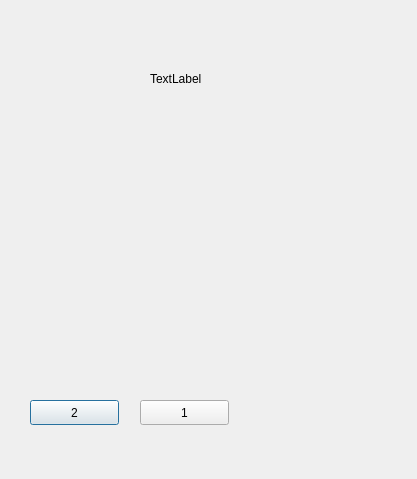
Jchafer/calculadora, file Calculadora.ui: the form before one commit.
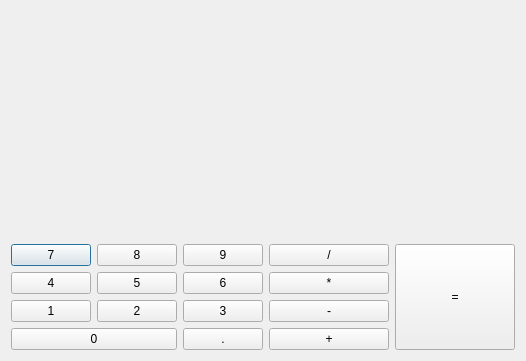
The form after the commit.

Commit message: "Calculadora finish"

What changed in the file:
```diff
--- a/Calculadora.ui
+++ b/Calculadora.ui
@@ -6,52 +6,189 @@
    <rect>
     <x>0</x>
     <y>0</y>
-    <width>417</width>
-    <height>479</height>
+    <width>526</width>
+    <height>361</height>
    </rect>
   </property>
   <property name="windowTitle">
    <string>Dialog</string>
   </property>
-  <widget class="QPushButton" name="boton2">
-   <property name="geometry">
-    <rect>
-     <x>30</x>
-     <y>400</y>
-     <width>89</width>
-     <height>25</height>
-    </rect>
-   </property>
-   <property name="text">
-    <string>2</string>
-   </property>
-  </widget>
-  <widget class="QPushButton" name="boton1">
-   <property name="geometry">
-    <rect>
-     <x>140</x>
-     <y>400</y>
-     <width>89</width>
-     <height>25</height>
-    </rect>
-   </property>
-   <property name="text">
-    <string>1</string>
-   </property>
-  </widget>
-  <widget class="QLabel" name="labelDisplay">
-   <property name="geometry">
-    <rect>
-     <x>150</x>
-     <y>70</y>
-     <width>67</width>
-     <height>17</height>
-    </rect>
-   </property>
-   <property name="text">
-    <string>TextLabel</string>
-   </property>
-  </widget>
+  <layout class="QVBoxLayout" name="verticalLayout_2">
+   <item>
+    <spacer name="verticalSpacer_2">
+     <property name="orientation">
+      <enum>Qt::Vertical</enum>
+     </property>
+     <property name="sizeHint" stdset="0">
+      <size>
+       <width>20</width>
+       <height>40</height>
+      </size>
+     </property>
+    </spacer>
+   </item>
+   <item>
+    <widget class="QLabel" name="labelDisplay">
+     <property name="font">
+      <font>
+       <family>Ubuntu Condensed</family>
+       <pointsize>60</pointsize>
+       <weight>75</weight>
+       <bold>true</bold>
+      </font>
+     </property>
+     <property name="text">
+      <string/>
+     </property>
+     <property name="alignment">
+      <set>Qt::AlignRight|Qt::AlignTrailing|Qt::AlignVCenter</set>
+     </property>
+    </widget>
+   </item>
+   <item>
+    <spacer name="verticalSpacer">
+     <property name="orientation">
+      <enum>Qt::Vertical</enum>
+     </property>
+     <property name="sizeHint" stdset="0">
+      <size>
+       <width>20</width>
+       <height>40</height>
+      </size>
+     </property>
+    </spacer>
+   </item>
+   <item>
+    <layout class="QHBoxLayout" name="horizontalLayout">
+     <item>
+      <layout class="QGridLayout" name="layoutDigitos">
+       <item row="0" column="0">
+        <widget class="QPushButton" name="boton7">
+         <property name="text">
+          <string>7</string>
+         </property>
+        </widget>
+       </item>
+       <item row="0" column="1">
+        <widget class="QPushButton" name="boton8">
+         <property name="text">
+          <string>8</string>
+         </property>
+        </widget>
+       </item>
+       <item row="0" column="2">
+        <widget class="QPushButton" name="boton9">
+         <property name="text">
+          <string>9</string>
+         </property>
+        </widget>
+       </item>
+       <item row="1" column="0">
+        <widget class="QPushButton" name="boton4">
+         <property name="text">
+          <string>4</string>
+         </property>
+        </widget>
+       </item>
+       <item row="1" column="1">
+        <widget class="QPushButton" name="boton5">
+         <property name="text">
+          <string>5</string>
+         </property>
+        </widget>
+       </item>
+       <item row="1" column="2">
+        <widget class="QPushButton" name="boton6">
+         <property name="text">
+          <string>6</string>
+         </property>
+        </widget>
+       </item>
+       <item row="2" column="0">
+        <widget class="QPushButton" name="boton1">
+         <property name="text">
+          <string>1</string>
+         </property>
+        </widget>
+       </item>
+       <item row="2" column="1">
+        <widget class="QPushButton" name="boton2">
+         <property name="text">
+          <string>2</string>
+         </property>
+        </widget>
+       </item>
+       <item row="2" column="2">
+        <widget class="QPushButton" name="boton3">
+         <property name="text">
+          <string>3</string>
+         </property>
+        </widget>
+       </item>
+       <item row="3" column="2">
+        <widget class="QPushButton" name="botonPunto">
+         <property name="text">
+          <string>.</string>
+         </property>
+        </widget>
+       </item>
+       <item row="3" column="0" colspan="2">
+        <widget class="QPushButton" name="boton0">
+         <property name="text">
+          <string>0</string>
+         </property>
+        </widget>
+       </item>
+      </layout>
+     </item>
+     <item>
+      <layout class="QVBoxLayout" name="verticalLayout">
+       <item>
+        <widget class="QPushButton" name="botonDividir">
+         <property name="text">
+          <string>/</string>
+         </property>
+        </widget>
+       </item>
+       <item>
+        <widget class="QPushButton" name="botonMultiplicar">
+         <property name="text">
+          <string>*</string>
+         </property>
+        </widget>
+       </item>
+       <item>
+        <widget class="QPushButton" name="botonRestar">
+         <property name="text">
+          <string>-</string>
+         </property>
+        </widget>
+       </item>
+       <item>
+        <widget class="QPushButton" name="botonSumar">
+         <property name="text">
+          <string>+</string>
+         </property>
+        </widget>
+       </item>
+      </layout>
+     </item>
+     <item>
+      <widget class="QPushButton" name="botonIgual">
+       <property name="sizePolicy">
+        <sizepolicy hsizetype="Minimum" vsizetype="Expanding">
+         <horstretch>0</horstretch>
+         <verstretch>0</verstretch>
+        </sizepolicy>
+       </property>
+       <property name="text">
+        <string>=</string>
+       </property>
+      </widget>
+     </item>
+    </layout>
+   </item>
+  </layout>
  </widget>
  <resources/>
  <connections/>
```
The commit also changes 8 other files.
